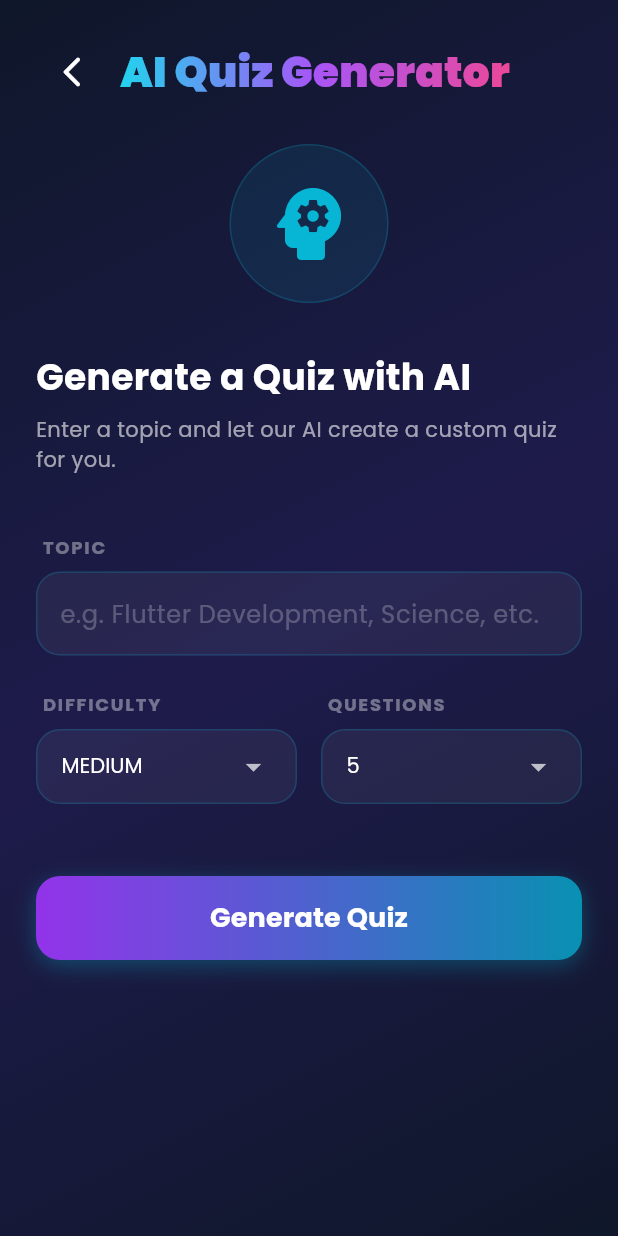
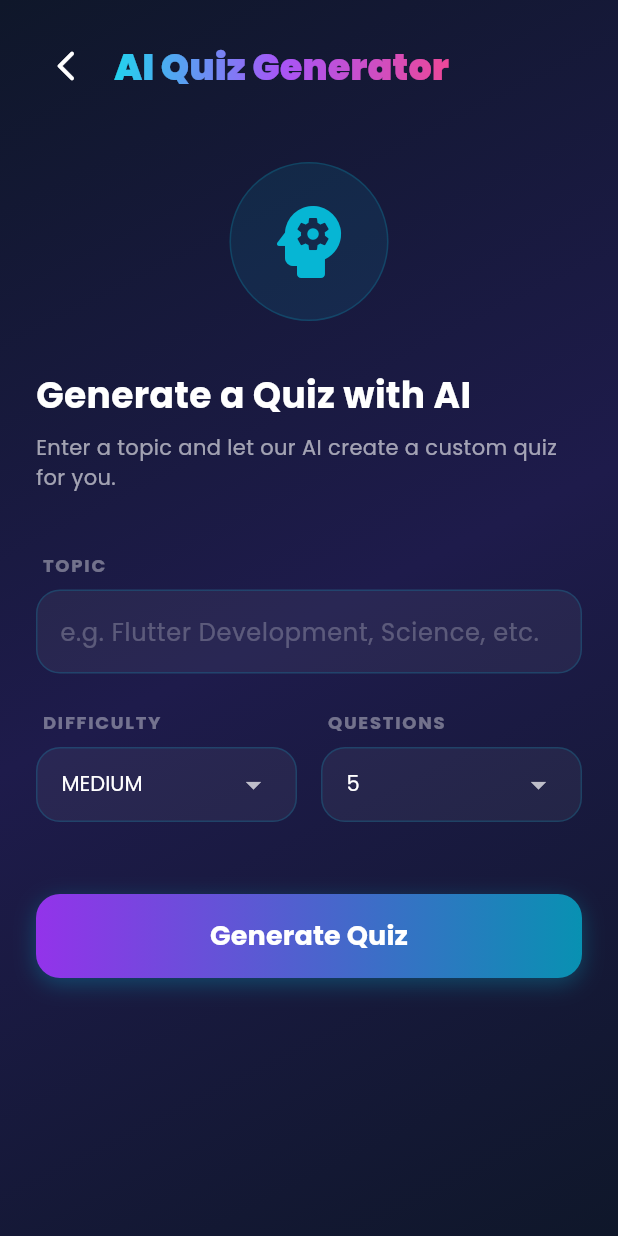
Before and after one commit to Muhammad-Rohaan/Project-SCD, a Flutter app: the GenerateQuizScreen screen opened directly, on a phone screen of 412 x 824 dp. Run offline on Flutter 3.47's test engine with Material 3 defaults, Android fonts, the phone set to English and light mode, and no system bars; our stand-ins replace cached_network_image, cookie_jar, dio, dio_cookie_manager, file_picker, flutter_screenutil and 4 more; missing offline and left inert: flutter_pdfview; accounts and stored records are empty.

Commit message:
Fixed App Responsiveness | Working on Admin Approval

```diff
--- a/MobileApp/irp_mobile_app/lib/constants/app_constants.dart
+++ b/MobileApp/irp_mobile_app/lib/constants/app_constants.dart
@@ -2,7 +2,7 @@ import 'dart:io';
 import 'package:flutter/foundation.dart';
 
 class AppConstants {
-  static const String  _laptopIP = '192.168.1.3'; // Physical Device // this should be the deployment server
+  static const String  _laptopIP = '192.168.1.113'; // Physical Device // this should be the deployment server
   // Use 10.0.2.2 for Android Emulator, localhost for iOS/Web
   static String get baseUrl {
     if (kIsWeb) return 'http://localhost:5000/api';
--- a/MobileApp/irp_mobile_app/lib/screens/student/generate_quiz_screen.dart
+++ b/MobileApp/irp_mobile_app/lib/screens/student/generate_quiz_screen.dart
@@ -30,6 +30,12 @@ class _GenerateQuizScreenState extends State<GenerateQuizScreen> {
   final List<String> _difficulties = ['easy', 'medium', 'hard'];
   final List<int> _counts = [5, 10, 15, 20];
 
+  @override
+  void dispose() {
+    _topicController.dispose();
+    super.dispose();
+  }
+
   Future<void> _handleGenerateQuiz() async {
     final topic = _topicController.text.trim();
     if (topic.isEmpty) {
@@ -39,9 +45,7 @@ class _GenerateQuizScreenState extends State<GenerateQuizScreen> {
       return;
     }
 
-    setState(() {
-      _isLoading = true;
-    });
+    setState(() => _isLoading = true);
 
     try {
       final response = await ApiService().aiDio.post('/quizzes/generate', data: {
@@ -66,11 +70,7 @@ class _GenerateQuizScreenState extends State<GenerateQuizScreen> {
         SnackBar(content: Text('Error generating quiz: $e'), backgroundColor: AppColors.danger),
       );
     } finally {
-      if (mounted) {
-        setState(() {
-          _isLoading = false;
-        });
-      }
+      if (mounted) setState(() => _isLoading = false);
     }
   }
 
@@ -83,7 +83,6 @@ class _GenerateQuizScreenState extends State<GenerateQuizScreen> {
         }
       }
 
-      if (!mounted) return;
       final studentProvider = Provider.of<StudentProvider>(context, listen: false);
       final authProvider = Provider.of<AuthProvider>(context, listen: false);
 
@@ -109,14 +108,13 @@ class _GenerateQuizScreenState extends State<GenerateQuizScreen> {
   Widget build(BuildContext context) {
     return Scaffold(
       body: Container(
-        decoration: BoxDecoration(
-          gradient: AppColors.backgroundGradient,
-        ),
+        decoration: BoxDecoration(gradient: AppColors.backgroundGradient),
         child: SafeArea(
           child: Column(
             children: [
+              // Header
               Padding(
-                padding: const EdgeInsets.all(24.0),
+                padding: const EdgeInsets.all(20.0),
                 child: Row(
                   children: [
                     IconButton(
@@ -127,14 +125,13 @@ class _GenerateQuizScreenState extends State<GenerateQuizScreen> {
                     GradientText(
                       'AI Quiz Generator',
                       gradient: AppColors.textGradient,
-                      style: GoogleFonts.poppins(
-                        fontSize: 28,
-                        fontWeight: FontWeight.w900,
-                      ),
+                      style: GoogleFonts.poppins(fontSize: 24, fontWeight: FontWeight.w900),
                     ),
                   ],
                 ),
               ),
+
+              // Main Content
               Expanded(
                 child: _isLoading
                     ? const Center(child: CircularProgressIndicator(color: AppColors.accent))
@@ -157,6 +154,8 @@ class _GenerateQuizScreenState extends State<GenerateQuizScreen> {
       child: Column(
         crossAxisAlignment: CrossAxisAlignment.start,
         children: [
+          const SizedBox(height: 20),
+
           Center(
             child: Container(
               padding: const EdgeInsets.all(20),
@@ -168,21 +167,20 @@ class _GenerateQuizScreenState extends State<GenerateQuizScreen> {
               child: const Icon(Icons.psychology_rounded, size: 64, color: AppColors.accent),
             ),
           ),
+
           const SizedBox(height: 32),
           Text(
             'Generate a Quiz with AI',
-            style: GoogleFonts.poppins(
-              fontSize: 24,
-              fontWeight: FontWeight.bold,
-              color: Colors.white,
-            ),
+            style: GoogleFonts.poppins(fontSize: 24, fontWeight: FontWeight.bold, color: Colors.white),
           ),
           const SizedBox(height: 8),
           Text(
             'Enter a topic and let our AI create a custom quiz for you.',
             style: GoogleFonts.poppins(color: Colors.white60, fontSize: 14),
           ),
+
           const SizedBox(height: 40),
+
           _buildLabel('Topic'),
           TextField(
             controller: _topicController,
@@ -192,10 +190,7 @@ class _GenerateQuizScreenState extends State<GenerateQuizScreen> {
               hintStyle: const TextStyle(color: Colors.white24),
               filled: true,
               fillColor: Colors.white.withOpacity(0.05),
-              border: OutlineInputBorder(
-                borderRadius: BorderRadius.circular(16),
-                borderSide: BorderSide(color: AppColors.accent.withOpacity(0.3)),
-              ),
+              border: OutlineInputBorder(borderRadius: BorderRadius.circular(16)),
               enabledBorder: OutlineInputBorder(
                 borderRadius: BorderRadius.circular(16),
                 borderSide: BorderSide(color: AppColors.accent.withOpacity(0.2)),
@@ -206,114 +201,81 @@ class _GenerateQuizScreenState extends State<GenerateQuizScreen> {
               ),
             ),
           ),
+
           const SizedBox(height: 24),
+
           Row(
             children: [
-              Expanded(
-                child: Column(
-                  crossAxisAlignment: CrossAxisAlignment.start,
-                  children: [
-                    _buildLabel('Difficulty'),
-                    Container(
-                      padding: const EdgeInsets.symmetric(horizontal: 16),
-                      decoration: BoxDecoration(
-                        color: Colors.white.withOpacity(0.05),
-                        borderRadius: BorderRadius.circular(16),
-                        border: Border.all(color: AppColors.accent.withOpacity(0.2)),
-                      ),
-                      child: DropdownButtonHideUnderline(
-                        child: DropdownButton<String>(
-                          value: _difficulty,
-                          dropdownColor: AppColors.background,
-                          style: GoogleFonts.poppins(color: Colors.white),
-                          isExpanded: true,
-                          items: _difficulties.map((String value) {
-                            return DropdownMenuItem<String>(
-                              value: value,
-                              child: Text(value.toUpperCase()),
-                            );
-                          }).toList(),
-                          onChanged: (value) {
-                            if (value != null) setState(() => _difficulty = value);
-                          },
-                        ),
-                      ),
-                    ),
-                  ],
-                ),
-              ),
+              Expanded(child: _buildDropdown('Difficulty', _difficulty, _difficulties, (val) {
+                if (val != null) setState(() => _difficulty = val);
+              })),
               const SizedBox(width: 16),
-              Expanded(
-                child: Column(
-                  crossAxisAlignment: CrossAxisAlignment.start,
-                  children: [
-                    _buildLabel('Questions'),
-                    Container(
-                      padding: const EdgeInsets.symmetric(horizontal: 16),
-                      decoration: BoxDecoration(
-                        color: Colors.white.withOpacity(0.05),
-                        borderRadius: BorderRadius.circular(16),
-                        border: Border.all(color: AppColors.accent.withOpacity(0.2)),
-                      ),
-                      child: DropdownButtonHideUnderline(
-                        child: DropdownButton<int>(
-                          value: _count,
-                          dropdownColor: AppColors.background,
-                          style: GoogleFonts.poppins(color: Colors.white),
-                          isExpanded: true,
-                          items: _counts.map((int value) {
-                            return DropdownMenuItem<int>(
-                              value: value,
-                              child: Text(value.toString()),
-                            );
-                          }).toList(),
-                          onChanged: (value) {
-                            if (value != null) setState(() => _count = value);
-                          },
-                        ),
-                      ),
-                    ),
-                  ],
-                ),
-              ),
+              Expanded(child: _buildDropdown('Questions', _count.toString(), _counts.map((e) => e.toString()).toList(), (val) {
+                if (val != null) setState(() => _count = int.parse(val));
+              })),
             ],
           ),
+
           const SizedBox(height: 48),
+
+          // Generate Button
           Container(
             width: double.infinity,
             height: 56,
             decoration: BoxDecoration(
               borderRadius: BorderRadius.circular(16),
               gradient: AppColors.buttonGradient,
-              boxShadow: [
-                BoxShadow(
-                  color: AppColors.accent.withOpacity(0.3),
-                  blurRadius: 12,
-                  offset: const Offset(0, 4),
-                ),
-              ],
+              boxShadow: [BoxShadow(color: AppColors.accent.withOpacity(0.3), blurRadius: 12, offset: const Offset(0, 4))],
             ),
             child: ElevatedButton(
               onPressed: _handleGenerateQuiz,
               style: ElevatedButton.styleFrom(
                 backgroundColor: Colors.transparent,
                 shadowColor: Colors.transparent,
-                shape: RoundedRectangleBorder(
-                  borderRadius: BorderRadius.circular(16),
-                ),
+                shape: RoundedRectangleBorder(borderRadius: BorderRadius.circular(16)),
               ),
               child: Text(
                 'Generate Quiz',
-                style: GoogleFonts.poppins(
-                  fontSize: 18,
-                  fontWeight: FontWeight.bold,
-                  color: Colors.white,
-                ),
+                style: GoogleFonts.poppins(fontSize: 18, fontWeight: FontWeight.bold, color: Colors.white),
               ),
             ),
           ),
+
+          const SizedBox(height: 32), // Extra space at bottom
         ],
       ),
+    );
+  }
+
+  Widget _buildDropdown<T>(String label, T value, List<T> items, ValueChanged<T?> onChanged) {
+    return Column(
+      crossAxisAlignment: CrossAxisAlignment.start,
+      children: [
+        _buildLabel(label),
+        Container(
+          padding: const EdgeInsets.symmetric(horizontal: 16),
+          decoration: BoxDecoration(
+            color: Colors.white.withOpacity(0.05),
+            borderRadius: BorderRadius.circular(16),
+            border: Border.all(color: AppColors.accent.withOpacity(0.2)),
+          ),
+          child: DropdownButtonHideUnderline(
+            child: DropdownButton<T>(
+              value: value,
+              dropdownColor: AppColors.background,
+              style: GoogleFonts.poppins(color: Colors.white),
+              isExpanded: true,
+              items: items.map((T value) {
+                return DropdownMenuItem<T>(
+                  value: value,
+                  child: Text(value.toString().toUpperCase()),
+                );
+              }).toList(),
+              onChanged: onChanged,
+            ),
+          ),
+        ),
+      ],
     );
   }
 
@@ -322,15 +284,13 @@ class _GenerateQuizScreenState extends State<GenerateQuizScreen> {
       padding: const EdgeInsets.only(left: 4, bottom: 8),
       child: Text(
         text.toUpperCase(),
-        style: GoogleFonts.poppins(
-          color: Colors.white38,
-          fontSize: 12,
-          fontWeight: FontWeight.bold,
-          letterSpacing: 1.2,
-        ),
+        style: GoogleFonts.poppins(color: Colors.white38, fontSize: 12, fontWeight: FontWeight.bold, letterSpacing: 1.2),
       ),
     );
   }
+
+  // Keep your existing _buildQuizView() and _buildResultsView() as they already use Expanded properly.
+  // Only minor improvement: Add more padding control if needed.
 
   Widget _buildQuizView() {
     if (_quizData == null) return const SizedBox.shrink();
@@ -353,41 +313,32 @@ class _GenerateQuizScreenState extends State<GenerateQuizScreen> {
                 ),
                 child: Text(
                   'Question ${_currentQuestionIndex + 1} of ${_quizData!.questions.length}',
-                  style: GoogleFonts.poppins(
-                    color: AppColors.accent,
-                    fontSize: 12,
-                    fontWeight: FontWeight.bold,
-                  ),
+                  style: GoogleFonts.poppins(color: AppColors.accent, fontSize: 12, fontWeight: FontWeight.bold),
                 ),
               ),
-              Text(
-                _quizData!.topic,
-                style: GoogleFonts.poppins(color: Colors.white38, fontSize: 12),
+              Flexible(
+                child: Text(
+                  _quizData!.topic,
+                  style: GoogleFonts.poppins(color: Colors.white38, fontSize: 12),
+                  overflow: TextOverflow.ellipsis,
+                ),
               ),
             ],
           ),
-          const SizedBox(height: 32),
+          const SizedBox(height: 24),
           Text(
             question.question,
-            style: GoogleFonts.poppins(
-              fontSize: 20,
-              fontWeight: FontWeight.bold,
-              color: Colors.white,
-              height: 1.4,
-            ),
+            style: GoogleFonts.poppins(fontSize: 20, fontWeight: FontWeight.bold, color: Colors.white, height: 1.4),
           ),
-          const SizedBox(height: 32),
+          const SizedBox(height: 24),
+
           Expanded(
             child: ListView.builder(
               itemCount: question.options.length,
               itemBuilder: (context, index) {
                 final isSelected = _selectedAnswers[_currentQuestionIndex] == index;
                 return GestureDetector(
-                  onTap: () {
-                    setState(() {
-                      _selectedAnswers[_currentQuestionIndex] = index;
-                    });
-                  },
+                  onTap: () => setState(() => _selectedAnswers[_currentQuestionIndex] = index),
                   child: AnimatedContainer(
                     duration: const Duration(milliseconds: 200),
                     margin: const EdgeInsets.only(bottom: 16),
@@ -407,20 +358,13 @@ class _GenerateQuizScreenState extends State<GenerateQuizScreen> {
                           height: 28,
                           decoration: BoxDecoration(
                             shape: BoxShape.circle,
-                            border: Border.all(
-                              color: isSelected ? Colors.white : Colors.white24,
-                              width: 2,
-                            ),
+                            border: Border.all(color: isSelected ? Colors.white : Colors.white24, width: 2),
                             color: isSelected ? AppColors.primary : Colors.transparent,
                           ),
                           child: Center(
                             child: Text(
                               String.fromCharCode(65 + index),
-                              style: TextStyle(
-                                color: isSelected ? Colors.white : Colors.white24,
-                                fontWeight: FontWeight.bold,
-                                fontSize: 14,
-                              ),
+                              style: TextStyle(color: isSelected ? Colors.white : Colors.white24, fontWeight: FontWeight.bold),
                             ),
                           ),
                         ),
@@ -442,15 +386,14 @@ class _GenerateQuizScreenState extends State<GenerateQuizScreen> {
               },
             ),
           ),
-          const SizedBox(height: 24),
+
+          const SizedBox(height: 16),
           Row(
             mainAxisAlignment: MainAxisAlignment.spaceBetween,
             children: [
               if (_currentQuestionIndex > 0)
                 TextButton(
-                  onPressed: () {
-                    setState(() => _currentQuestionIndex--);
-                  },
+                  onPressed: () => setState(() => _currentQuestionIndex--),
                   child: const Text('PREVIOUS', style: TextStyle(color: Colors.white38)),
                 )
               else
@@ -463,7 +406,6 @@ class _GenerateQuizScreenState extends State<GenerateQuizScreen> {
                       : null,
                   style: ElevatedButton.styleFrom(
                     backgroundColor: AppColors.accent,
-                    foregroundColor: Colors.white,
                     shape: RoundedRectangleBorder(borderRadius: BorderRadius.circular(12)),
                     padding: const EdgeInsets.symmetric(horizontal: 32, vertical: 16),
                   ),
@@ -471,12 +413,9 @@ class _GenerateQuizScreenState extends State<GenerateQuizScreen> {
                 )
               else
                 ElevatedButton(
-                  onPressed: _selectedAnswers.containsKey(_currentQuestionIndex)
-                      ? _submitQuiz
-                      : null,
+                  onPressed: _selectedAnswers.containsKey(_currentQuestionIndex) ? _submitQuiz : null,
                   style: ElevatedButton.styleFrom(
                     backgroundColor: AppColors.primary,
-                    foregroundColor: Colors.white,
                     shape: RoundedRectangleBorder(borderRadius: BorderRadius.circular(12)),
                     padding: const EdgeInsets.symmetric(horizontal: 32, vertical: 16),
                   ),
```
Also changed, not shown: MobileApp/irp_mobile_app/pubspec.lock.
